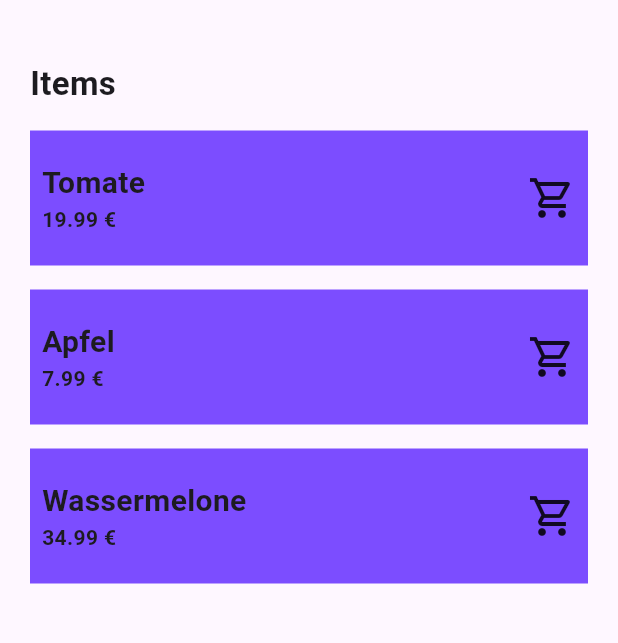
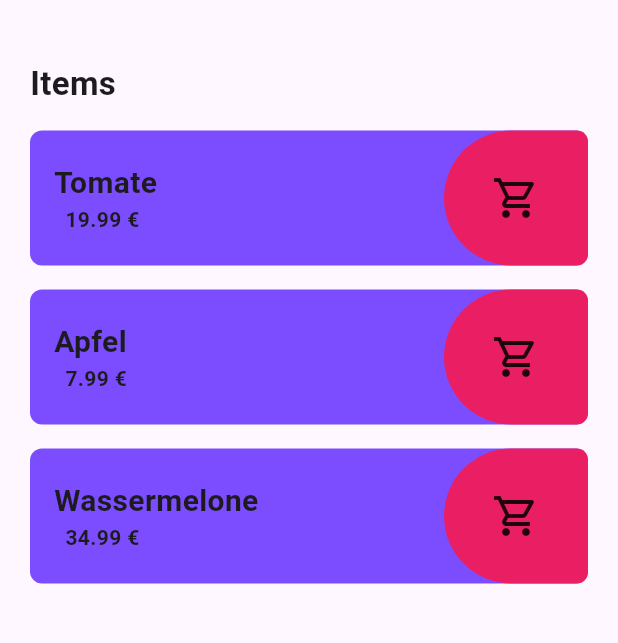
Before and after one commit to arthur892/simple_beautiful_shopping_list, a Flutter app: the screen it shows after launch, on a phone screen of 412 x 824 dp, the part 84-727 px from its top. Run offline on Flutter 3.47's test engine with Material 3 defaults, Android fonts, the light colour scheme and no system bars.

Commit message:
Added beautiful rounded corners.

```diff
--- /dev/null
+++ b/lib/shopping_cart_button.dart
@@ -0,0 +1,29 @@
+import 'package:flutter/material.dart';
+
+class ShoppingCartButtonLukas extends StatelessWidget {
+  const ShoppingCartButtonLukas({super.key});
+
+  @override
+  Widget build(BuildContext context) {
+    return Stack(
+      alignment: Alignment.center,
+      children: [
+        Positioned(
+          child: Container(
+            width: 96.0,
+            decoration: const BoxDecoration(
+              color: Colors.pink,
+              borderRadius: BorderRadius.only(
+                topRight: Radius.circular(8),
+                topLeft: Radius.circular(48),
+                bottomLeft: Radius.circular(48),
+                bottomRight: Radius.circular(8),
+              ),
+            ),
+          ),
+        ),
+        const Icon(Icons.shopping_cart_outlined, size: 32),
+      ],
+    );
+  }
+}
--- a/lib/shopping_item.dart
+++ b/lib/shopping_item.dart
@@ -1,4 +1,5 @@
 import 'package:flutter/material.dart';
+import 'package:simple_beautiful_shopping_list/shopping_cart_button.dart';
 import 'package:simple_beautiful_shopping_list/shopping_item_name_and_price.dart';
 
 class ShoppingItem extends StatelessWidget {
@@ -11,14 +12,16 @@ class ShoppingItem extends StatelessWidget {
   Widget build(BuildContext context) {
     return Container(
       height: 90,
-      padding: const EdgeInsets.all(8),
-      color: Colors.deepPurpleAccent,
+      decoration: const BoxDecoration(
+          color: Colors.deepPurpleAccent,
+          borderRadius: BorderRadius.all(Radius.circular(8))),
       child: Row(
         crossAxisAlignment: CrossAxisAlignment.center,
-        mainAxisAlignment: MainAxisAlignment.spaceBetween,
         children: [
+          const SizedBox(width: 16),
           ShoppingItemNameAndPrice(name: name, price: price),
-          const Icon(Icons.shopping_cart_outlined, size: 32),
+          const Spacer(),
+          const ShoppingCartButtonLukas(),
         ],
       ),
     );
--- a/lib/shopping_item_name_and_price.dart
+++ b/lib/shopping_item_name_and_price.dart
@@ -24,7 +24,7 @@ class ShoppingItemNameAndPrice extends StatelessWidget {
           ),
         ),
         Text(
-          "${price.toStringAsFixed(2)} €",
+          "  ${price.toStringAsFixed(2)} €",
           style: const TextStyle(
             fontWeight: FontWeight.bold,
           ),
```
